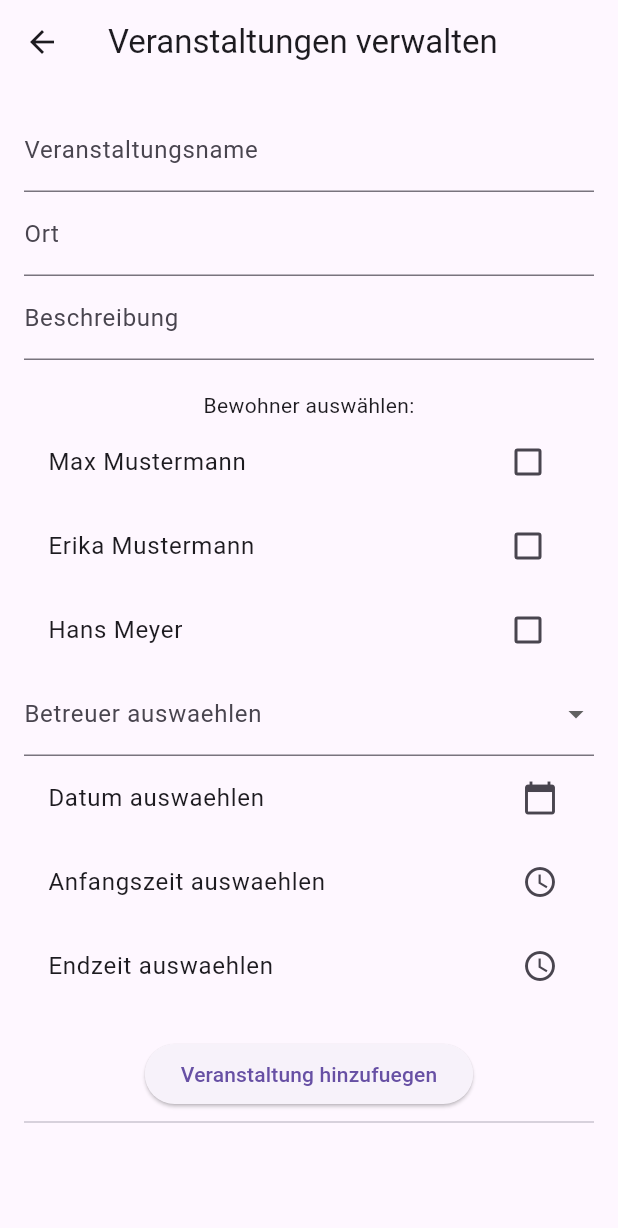
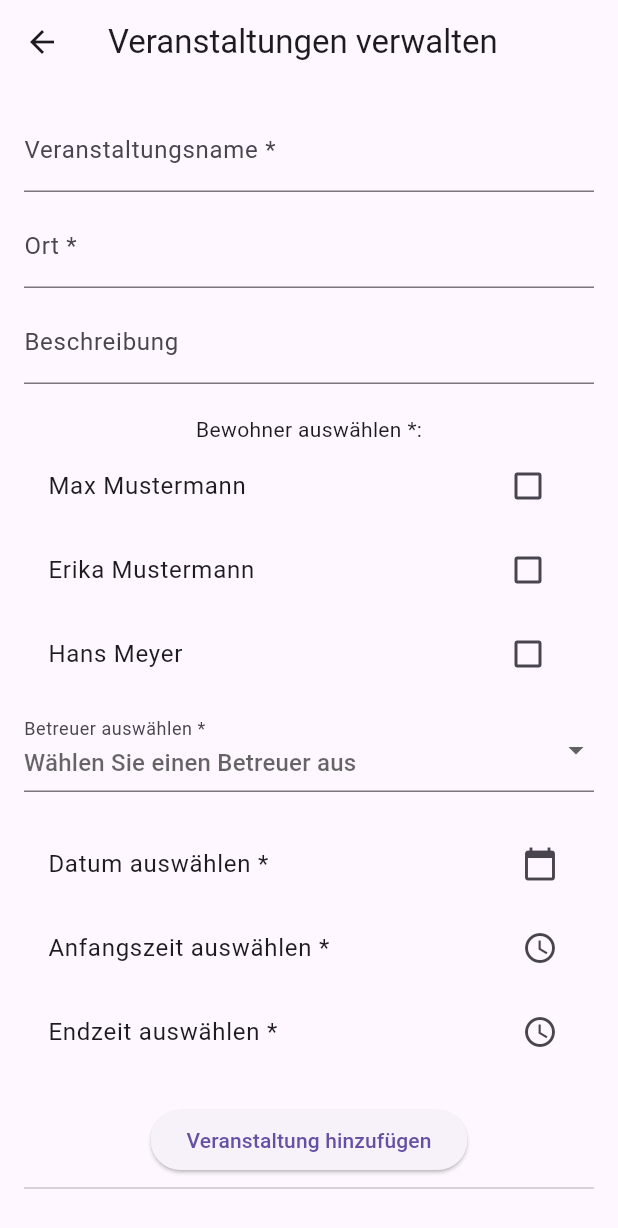
Before and after one commit to dennis605/bt_flutter1, a Flutter app: the screen it shows after launch, in the side drawer, after a tap on "Veranstaltungen verwalten", on a phone screen of 412 x 824 dp. Shown: the top 1228 px of the screen. Run offline on Flutter 3.47's test engine with Material 3 defaults, Android fonts, the phone set to English and light mode, and no system bars.

Commit message:
mandatory fields aber "edit" fehlt jetzt

```diff
--- a/lib/veranstaltung_page.dart
+++ b/lib/veranstaltung_page.dart
@@ -4,7 +4,7 @@ import 'bewohner_model.dart';
 import 'betreuer_model.dart';
 
 class VeranstaltungPage extends StatefulWidget {
-  const VeranstaltungPage({Key? key}) : super(key: key); // Füge den key hinzu
+  const VeranstaltungPage({Key? key}) : super(key: key);
   @override
   _VeranstaltungPageState createState() => _VeranstaltungPageState();
 }
@@ -27,7 +27,7 @@ class _VeranstaltungPageState extends State<VeranstaltungPage> {
 
   // Auswahl von Bewohnern und Betreuern
   Map<Bewohner, bool> bewohnerCheckboxValues = {}; // Für Checkboxen
-  Betreuer? ausgewaehlterBetreuer; // LowerCamelCase ohne Umlaute
+  Betreuer? ausgewaehlterBetreuer;
 
   // Controller für das Formular
   final TextEditingController nameController = TextEditingController();
@@ -35,14 +35,13 @@ class _VeranstaltungPageState extends State<VeranstaltungPage> {
   final TextEditingController beschreibungController = TextEditingController();
 
   // Datum und Zeit auswählen
-  DateTime? ausgewaehltesDatum; // LowerCamelCase ohne Umlaute
+  DateTime? ausgewaehltesDatum;
   TimeOfDay? anfangsZeit;
   TimeOfDay? endZeit;
 
   @override
   void initState() {
     super.initState();
-    // Initialisiere die Bewohner Checkboxen mit "false" (nicht ausgewählt)
     for (var bewohner in bewohnerDummyListe) {
       bewohnerCheckboxValues[bewohner] = false;
     }
@@ -55,10 +54,12 @@ class _VeranstaltungPageState extends State<VeranstaltungPage> {
         .map((entry) => entry.key)
         .toList();
 
-    if (ausgewaehlteBewohner.isEmpty || ausgewaehlterBetreuer == null || ausgewaehltesDatum == null) {
-      ScaffoldMessenger.of(context).showSnackBar(const SnackBar(
-        content: Text('Bitte alle Felder ausfuellen und Teilnehmer auswaehlen.'),
-      ));
+    if (ausgewaehlteBewohner.isEmpty || ausgewaehlterBetreuer == null || ausgewaehltesDatum == null || anfangsZeit == null || endZeit == null) {
+      ScaffoldMessenger.of(context).showSnackBar(
+        const SnackBar(
+          content: Text('Bitte alle Pflichtfelder ausfüllen.'),
+        ),
+      );
       return;
     }
 
@@ -69,15 +70,29 @@ class _VeranstaltungPageState extends State<VeranstaltungPage> {
         betreuer: ausgewaehlterBetreuer!,
         datum: ausgewaehltesDatum!,
         anfang: DateTime(
-            ausgewaehltesDatum!.year, ausgewaehltesDatum!.month, ausgewaehltesDatum!.day, anfangsZeit!.hour, anfangsZeit!.minute),
+          ausgewaehltesDatum!.year,
+          ausgewaehltesDatum!.month,
+          ausgewaehltesDatum!.day,
+          anfangsZeit!.hour,
+          anfangsZeit!.minute,
+        ),
         ende: DateTime(
-            ausgewaehltesDatum!.year, ausgewaehltesDatum!.month, ausgewaehltesDatum!.day, endZeit!.hour, endZeit!.minute),
+          ausgewaehltesDatum!.year,
+          ausgewaehltesDatum!.month,
+          ausgewaehltesDatum!.day,
+          endZeit!.hour,
+          endZeit!.minute,
+        ),
         ort: ortController.text,
         beschreibung: beschreibungController.text,
       ));
     });
 
-    // Formular zuruecksetzen
+    _resetForm();
+  }
+
+  // Formular zurücksetzen
+  void _resetForm() {
     nameController.clear();
     ortController.clear();
     beschreibungController.clear();
@@ -86,7 +101,6 @@ class _VeranstaltungPageState extends State<VeranstaltungPage> {
     anfangsZeit = null;
     endZeit = null;
 
-    // Checkboxen zurücksetzen
     for (var bewohner in bewohnerCheckboxValues.keys) {
       bewohnerCheckboxValues[bewohner] = false;
     }
@@ -107,11 +121,17 @@ class _VeranstaltungPageState extends State<VeranstaltungPage> {
     }
   }
 
-  // Zeit auswählen
+  // Zeit auswählen im 24-Stunden-Format
   Future<void> _pickTime(BuildContext context, bool isStartTime) async {
     final pickedTime = await showTimePicker(
       context: context,
       initialTime: TimeOfDay.now(),
+      builder: (BuildContext context, Widget? child) {
+        return MediaQuery(
+          data: MediaQuery.of(context).copyWith(alwaysUse24HourFormat: true),
+          child: child!,
+        );
+      },
     );
     if (pickedTime != null) {
       setState(() {
@@ -122,13 +142,6 @@ class _VeranstaltungPageState extends State<VeranstaltungPage> {
         }
       });
     }
-  }
-
-  // Veranstaltung loeschen
-  void _deleteVeranstaltung(int index) {
-    setState(() {
-      veranstaltungenListe.removeAt(index);
-    });
   }
 
   @override
@@ -142,23 +155,36 @@ class _VeranstaltungPageState extends State<VeranstaltungPage> {
           padding: const EdgeInsets.all(16.0),
           child: Column(
             children: <Widget>[
-              // Eingabefelder für die Veranstaltung
+              // Veranstaltungsname
               TextField(
                 controller: nameController,
-                decoration: const InputDecoration(labelText: 'Veranstaltungsname'),
+                decoration: const InputDecoration(
+                  labelText: 'Veranstaltungsname *',
+                  hintText: 'Geben Sie den Namen der Veranstaltung ein',
+                ),
               ),
+              const SizedBox(height: 8),
+              // Ort
               TextField(
                 controller: ortController,
-                decoration: const InputDecoration(labelText: 'Ort'),
+                decoration: const InputDecoration(
+                  labelText: 'Ort *',
+                  hintText: 'Geben Sie den Veranstaltungsort ein',
+                ),
               ),
+              const SizedBox(height: 8),
+              // Beschreibung
               TextField(
                 controller: beschreibungController,
-                decoration: const InputDecoration(labelText: 'Beschreibung'),
+                decoration: const InputDecoration(
+                  labelText: 'Beschreibung',
+                  hintText: 'Geben Sie eine optionale Beschreibung ein',
+                ),
               ),
               const SizedBox(height: 20),
 
-              // Bewohner-Auswahl mit Checkboxen
-              const Text('Bewohner auswählen:'),
+              // Bewohner-Auswahl
+              const Text('Bewohner auswählen *:'),
               Column(
                 children: bewohnerCheckboxValues.entries.map((entry) {
                   return CheckboxListTile(
@@ -172,10 +198,14 @@ class _VeranstaltungPageState extends State<VeranstaltungPage> {
                   );
                 }).toList(),
               ),
+              const SizedBox(height: 8),
 
-              // Dropdown für Betreuerauswahl
+              // Betreuer-Auswahl
               DropdownButtonFormField<Betreuer>(
-                decoration: const InputDecoration(labelText: 'Betreuer auswaehlen'),
+                decoration: const InputDecoration(
+                  labelText: 'Betreuer auswählen *',
+                  hintText: 'Wählen Sie einen Betreuer aus',
+                ),
                 items: betreuerDummyListe.map((betreuer) {
                   return DropdownMenuItem<Betreuer>(
                     value: betreuer,
@@ -189,38 +219,39 @@ class _VeranstaltungPageState extends State<VeranstaltungPage> {
                 },
                 value: ausgewaehlterBetreuer,
               ),
+              const SizedBox(height: 20),
 
               // Datumsauswahl
               ListTile(
                 title: Text(
                   ausgewaehltesDatum == null
-                      ? 'Datum auswaehlen'
+                      ? 'Datum auswählen *'
                       : 'Datum: ${ausgewaehltesDatum!.toLocal()}',
                 ),
                 trailing: const Icon(Icons.calendar_today),
                 onTap: () => _pickDate(context),
               ),
 
-              // Zeit für Anfang und Ende auswählen
+              // Zeit für Anfang und Ende auswählen (24-Stunden-Format)
               ListTile(
                 title: Text(
-                  anfangsZeit == null ? 'Anfangszeit auswaehlen' : 'Anfang: ${anfangsZeit!.format(context)}',
+                  anfangsZeit == null ? 'Anfangszeit auswählen *' : 'Anfang: ${anfangsZeit!.format(context)}',
                 ),
                 trailing: const Icon(Icons.access_time),
                 onTap: () => _pickTime(context, true),
               ),
               ListTile(
                 title: Text(
-                  endZeit == null ? 'Endzeit auswaehlen' : 'Ende: ${endZeit!.format(context)}',
+                  endZeit == null ? 'Endzeit auswählen *' : 'Ende: ${endZeit!.format(context)}',
                 ),
                 trailing: const Icon(Icons.access_time),
                 onTap: () => _pickTime(context, false),
               ),
+              const SizedBox(height: 20),
 
-              const SizedBox(height: 20),
               ElevatedButton(
                 onPressed: _addVeranstaltung,
-                child: const Text('Veranstaltung hinzufuegen'),
+                child: const Text('Veranstaltung hinzufügen'),
               ),
               const Divider(),
               // Liste der Veranstaltungen anzeigen
@@ -237,7 +268,9 @@ class _VeranstaltungPageState extends State<VeranstaltungPage> {
                     trailing: IconButton(
                       icon: const Icon(Icons.delete, color: Colors.red),
                       onPressed: () {
-                        _deleteVeranstaltung(index);
+                        setState(() {
+                          veranstaltungenListe.removeAt(index);
+                        });
                       },
                     ),
                   );
```
